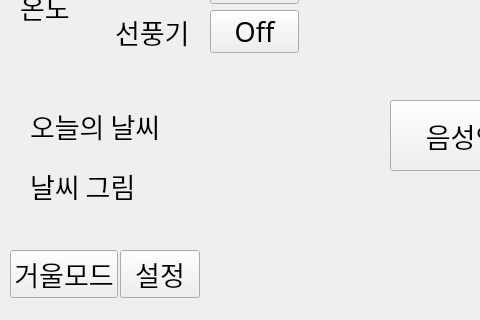
First picture: the form in src/UI/ui.ui, repository onedayonecoding/IOT_Project_SmartMirror, before the edit; both pictures show x 0 to 480 and y 280 to 600 of the 1024 by 600 pixel window.
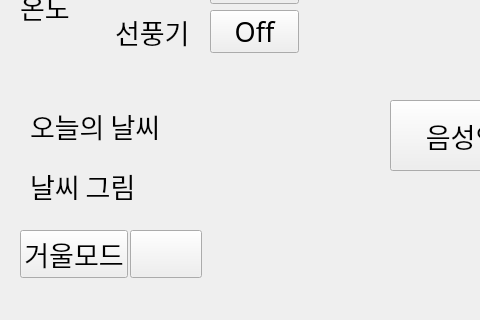
Second picture: the form after the edit. Icons and pictures are not drawn.

The edit to the form file:
```diff
--- a/src/UI/ui.ui
+++ b/src/UI/ui.ui
@@ -76,10 +76,10 @@
   <widget class="QWidget" name="layoutWidget">
    <property name="geometry">
     <rect>
-     <x>10</x>
-     <y>530</y>
+     <x>20</x>
+     <y>510</y>
      <width>308</width>
-     <height>44</height>
+     <height>81</height>
     </rect>
    </property>
    <layout class="QHBoxLayout" name="horizontalLayout">
@@ -123,7 +123,21 @@
        </font>
       </property>
       <property name="text">
-       <string>설정</string>
+       <string notr="true"/>
+      </property>
+      <property name="icon">
+       <iconset>
+        <normaloff>images/setting.png</normaloff>
+        <normalon>:/images/setting.png</normalon>images/setting.png</iconset>
+      </property>
+      <property name="iconSize">
+       <size>
+        <width>60</width>
+        <height>60</height>
+       </size>
+      </property>
+      <property name="checkable">
+       <bool>false</bool>
       </property>
      </widget>
     </item>
```
